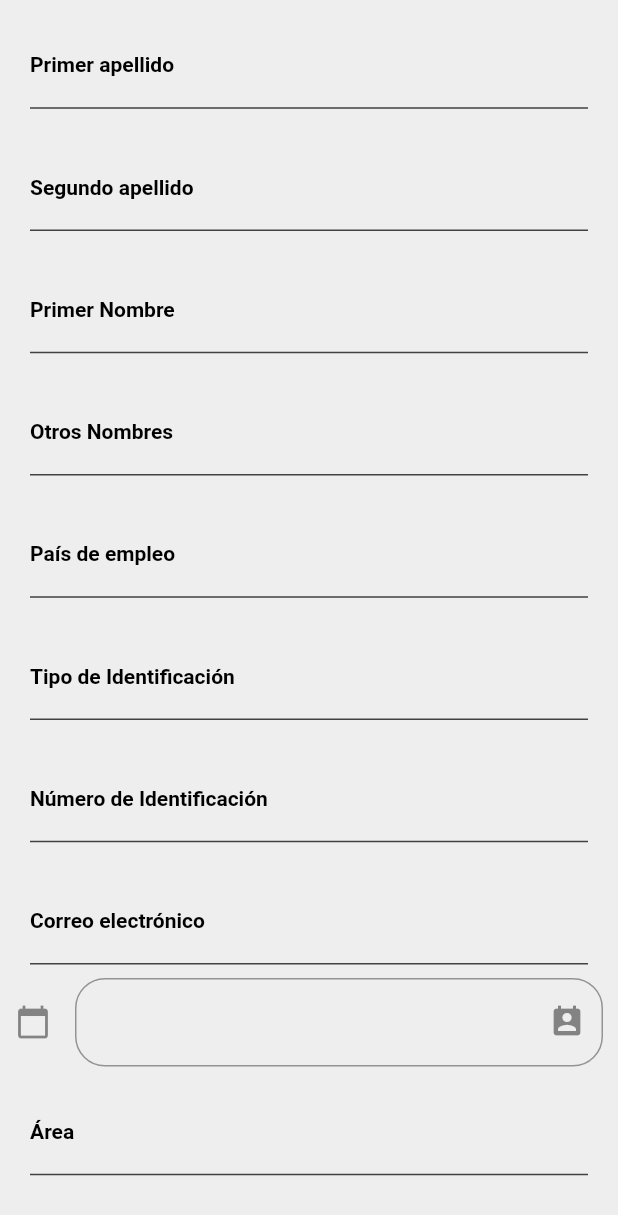
After one commit to joseleonardoluz/cidenet_test, a Flutter app: the screen it shows after launch, scrolled down 56 dp, after a tap on the "add box" icon, on a phone screen of 412 x 824 dp. The commit adds this screen. Shown: the top 1215 px of the screen. Run offline on Flutter 3.47's test engine with Material 2 defaults, Android fonts, the light colour scheme and no system bars; our stand-ins replace equatable; Roboto replaces fonts that are missing (Poppins); statements that could not run were skipped.

Commit message:
Creation  of the form login user

```diff
--- /dev/null
+++ b/lib/bloc/login_bloc.dart
@@ -0,0 +1,63 @@
+
+import 'dart:async';
+
+class LoginBloc{
+
+  final _firstNameCtrl              = StreamController<String>.broadcast();
+  final _secondNameCtrl             = StreamController<String>.broadcast();
+  final _surNameCtrl                = StreamController<String>.broadcast();
+  final _secondSurnameCtrl          = StreamController<String>.broadcast();
+  final _cityJobCtrl                = StreamController<String>.broadcast();
+  final _typeIdCtrl                 = StreamController<String>.broadcast();
+  final _numeberIdentificationCtrl  = StreamController<String>.broadcast();
+  final _emailCtrl                  = StreamController<String>.broadcast();
+  final _dateAdmissionCtrl          = StreamController<String>.broadcast();
+  final _areaCtrl                   = StreamController<String>.broadcast();
+  final _stateCtrl                  = StreamController<String>.broadcast();
+  final _dateRecordCtrl             = StreamController<String>.broadcast();
+
+
+  Stream<String> get firstName => _firstNameCtrl.stream;
+  Stream<String> get secondName => _secondNameCtrl.stream;
+  Stream<String> get surName => _surNameCtrl.stream;
+  Stream<String> get secondSurname => _secondSurnameCtrl.stream;
+  Stream<String> get cityJob => _cityJobCtrl.stream;
+  Stream<String> get typeId => _typeIdCtrl.stream;
+  Stream<String> get numeberIdentification => _numeberIdentificationCtrl.stream;
+  Stream<String> get email => _emailCtrl.stream;
+  Stream<String> get dateAdmission => _dateAdmissionCtrl.stream;
+  Stream<String> get area =>  _areaCtrl.stream;
+  Stream<String> get state => _stateCtrl.stream;
+  Stream<String> get dateRecord => _dateRecordCtrl.stream;
+
+  Function(String) get changeFirstName => _firstNameCtrl.sink.add;
+  Function(String) get changeSecondName => _secondNameCtrl.sink.add;
+  Function(String) get changeSurName => _surNameCtrl.sink.add;
+  Function(String) get changeSecondSurname => _secondSurnameCtrl.sink.add;
+  Function(String) get changeCityJob => _cityJobCtrl.sink.add;
+  Function(String) get changeTypeId => _typeIdCtrl.sink.add;
+  Function(String) get changeNumeberIdentification  => _numeberIdentificationCtrl.sink.add;
+  Function(String) get changeEmail => _emailCtrl.sink.add;
+  Function(String) get changeDateAdmission => _dateAdmissionCtrl.sink.add;
+  Function(String) get changeArea => _areaCtrl.sink.add;
+  Function(String) get changeState => _stateCtrl.sink.add;
+  Function(String) get changeDateRecord  => _dateRecordCtrl.sink.add;
+
+
+  @override
+  void dispose() {
+
+_firstNameCtrl.close();
+_secondNameCtrl.close();
+_surNameCtrl.close();
+_secondSurnameCtrl.close();
+_cityJobCtrl.close();
+_typeIdCtrl.close();
+_numeberIdentificationCtrl.close();
+_emailCtrl.close();
+_dateAdmissionCtrl.close();
+_areaCtrl.close();
+_stateCtrl.close();
+_dateRecordCtrl.close();
+  }
+}
--- /dev/null
+++ b/lib/bloc/provider.dart
@@ -0,0 +1,20 @@
+
+import 'package:cidenet_test/bloc/login_bloc.dart';
+import 'package:flutter/material.dart';
+
+class Provider extends InheritedWidget {
+
+  final loginBloc = LoginBloc();
+
+  Provider({
+    Key key,
+    Widget child,
+  }): super(key: key, child: child);
+
+  static LoginBloc of(BuildContext context) {
+    return  context.dependOnInheritedWidgetOfExactType<Provider>().loginBloc;
+  }
+
+  @override
+  bool updateShouldNotify(Provider oldWidget) => true;
+}
--- a/lib/main.dart
+++ b/lib/main.dart
@@ -1,3 +1,4 @@
+import 'package:cidenet_test/bloc/provider.dart';
 import 'package:cidenet_test/routes/routes.dart';
 import 'package:flutter/material.dart';
 
@@ -6,11 +7,12 @@ void main() => runApp(MyApp());
 class MyApp extends StatelessWidget {
   @override
   Widget build(BuildContext context) {
-    return MaterialApp(
+    return Provider(
+        child: MaterialApp(
       debugShowCheckedModeBanner: false,
       title: 'Cidened',
       initialRoute: 'homepage',
       routes: appRoutes,
-    );
+    ));
   }
 }
--- a/lib/pages/edit_user_page.dart
+++ b/lib/pages/edit_user_page.dart
@@ -1,3 +1,5 @@
+import 'package:cidenet_test/bloc/login_bloc.dart';
+import 'package:cidenet_test/bloc/provider.dart';
 import 'package:cidenet_test/helper/formatter_tiem.dart';
 import 'package:cidenet_test/models/user.dart';
 import 'package:flutter/material.dart';
@@ -33,6 +35,8 @@ class _EditUserPageState extends State<EditUserPage> {
   @override
   Widget build(BuildContext context) {
     final User user = ModalRoute.of(context).settings.arguments;
+    final bloc  = Provider.of(context);
+
     _firstNameCtrl.text = user.firstName;
     _secondNameCtrl.text = user.secondName;
     _surNameCtrl.text = user.surName;
@@ -56,26 +60,24 @@ class _EditUserPageState extends State<EditUserPage> {
             key: _formKey,
             child: Column(
               children: [
-                CustomInput(labelText: 'Primer apellido', textController: _surNameCtrl),
-                CustomInput(labelText: 'Segundo apellido', textController: _secondSurnameCtrl),
-                CustomInput(labelText: 'Primer Nombre', textController: _firstNameCtrl),
-                CustomInput(labelText: 'Otros Nombres', textController: _secondNameCtrl),
-                CustomInput(labelText: 'País de empleo', textController: _cityJobCtrl),
-                CustomInput(labelText: 'Tipo de Identificación', textController: _typeIdCtrl),
-                CustomInput(labelText: 'Número de Identificación', textController: _numeberIdentificationCtrl),
-                CustomInput(labelText: 'Correo electrónico', textController: _emailCtrl),
-                _createDate('Fecha de ingreso', _ctrlDate, typeDate.onlyData),
-                CustomInput(labelText: 'Área', textController: _areaCtrl),
-                CustomInput(labelText: 'Estado', textController: _stateCtrl),
-                _createDate('Fecha y hora de registro', _ctrlTime, typeDate.Complete),
+                CustomInput(bloc: bloc.surName,labelText: 'Primer apellido', textController: _surNameCtrl),
+                CustomInput(bloc: bloc.secondSurname,labelText: 'Segundo apellido', textController: _secondSurnameCtrl),
+                CustomInput(bloc: bloc.firstName,labelText: 'Primer Nombre', textController: _firstNameCtrl),
+                CustomInput(bloc: bloc.secondName,labelText: 'Otros Nombres', textController: _secondNameCtrl),
+                CustomInput(bloc: bloc.cityJob,labelText: 'País de empleo', textController: _cityJobCtrl),
+                CustomInput(bloc: bloc.typeId,labelText: 'Tipo de Identificación', textController: _typeIdCtrl),
+                CustomInput(bloc: bloc.numeberIdentification,labelText: 'Número de Identificación', textController: _numeberIdentificationCtrl),
+                CustomInput(bloc: bloc.email,labelText: 'Correo electrónico', textController: _emailCtrl),
+                _createDate('Fecha de ingreso', _ctrlDate, typeDate.onlyData, bloc.dateAdmission),
+                CustomInput(bloc: bloc.area, labelText: 'Área', textController: _areaCtrl),
+                CustomInput(bloc: bloc.state, labelText: 'Estado', textController: _stateCtrl),
+                _createDate('Fecha y hora de registro', _ctrlTime, typeDate.Complete, bloc.dateRecord),
                 Padding(
                   padding: const EdgeInsets.symmetric(vertical: 16.0),
                   child: ElevatedButton(
                   onPressed: () {
-                // Validate returns true if the form is valid, or false otherwise.
+
                   if (_formKey.currentState.validate()) {
-                  // If the form is valid, display a snackbar. In the real world,
-                  // you'd often call a server or save the information in a database.
                       ScaffoldMessenger.of(context)
                       .showSnackBar(SnackBar(content: Text('Processing Data')));
                   }
@@ -91,9 +93,8 @@ class _EditUserPageState extends State<EditUserPage> {
     ));
   }
 
-  Widget _createDate(String text, TextEditingController ctl, typeDate type) {
+  Widget _createDate(String text, TextEditingController ctl, typeDate type, Stream<dynamic> bloc) {
 
-    FormatterTime formatterTime = FormatterTime();
     bool _enable;
     if (type == typeDate.Complete) {
       _enable = false;
@@ -107,22 +108,23 @@ class _EditUserPageState extends State<EditUserPage> {
         controller: ctl,
         enableInteractiveSelection: false,
         decoration: InputDecoration(
-            border:
-                OutlineInputBorder(borderRadius: BorderRadius.circular(20.0)),
+            border: OutlineInputBorder(borderRadius: BorderRadius.circular(20.0)),
             hintText: text,
             suffixIcon: Icon(Icons.perm_contact_calendar),
             icon: Icon(Icons.calendar_today)),
         onTap: () {
           FocusScope.of(context).requestFocus(new FocusNode());
-          _selectDate(context, formatterTime, type);
+          _selectDate(context, type);
         },
       ),
     );
   }
 
-  _selectDate(BuildContext context, FormatterTime formatterTime, typeDate type) async {
+  _selectDate(BuildContext context, typeDate type) async {
 
+    FormatterTime formatterTime = FormatterTime();
     DateTime _firstDate;
+
     if (type == typeDate.Complete) {
       _firstDate = DateTime(2020);
     }else{
@@ -160,6 +162,7 @@ class CustomInput extends StatelessWidget {
   final TextEditingController textController;
   final TextInputType keyboardType;
   final bool isPassword;
+  final Stream<dynamic> bloc;
 
   const CustomInput({
     Key key,
@@ -167,10 +170,16 @@ class CustomInput extends StatelessWidget {
     @required this.textController,
     this.keyboardType,
     this.isPassword = false,
+    @required this.bloc,
   }) : super(key: key);
 
   @override
   Widget build(BuildContext context) {
+
+    return StreamBuilder(
+      stream: bloc,
+     // initialData: initialData,
+      builder: (BuildContext context, AsyncSnapshot snapshot) {
            return Container(
         margin: EdgeInsets.only(left: 20, right: 20, top: 17, bottom: 9),
         decoration: BoxDecoration(
@@ -199,5 +208,8 @@ class CustomInput extends StatelessWidget {
               labelStyle: TextStyle(
                   color: Colors.black, decoration: TextDecoration.none)),
         ));
+      },
+    );
+
   }
 }
--- a/lib/pages/home_page.dart
+++ b/lib/pages/home_page.dart
@@ -1,3 +1,4 @@
+import 'package:cidenet_test/helper/formatter_tiem.dart';
 import 'package:cidenet_test/models/user.dart';
 import 'package:cidenet_test/pages/edit_user_page.dart';
 import 'package:flutter/material.dart';
@@ -47,6 +48,13 @@ class HomePage extends StatelessWidget {
           title: Text('Usuarios'),
           backgroundColor: Colors.indigo,
           actions: [
+            IconButton(icon: Icon(
+              Icons.add_box
+            ),
+             onPressed: (){
+                Navigator.of(context).pushNamed('loginPage');
+             }
+            ),
             IconButton(icon: Icon(
               Icons.search
             ),
@@ -99,6 +107,7 @@ class _ItemUser extends StatelessWidget {
   @override
   Widget build(BuildContext context) {
    Size sizeCustom = MediaQuery.of(context).size;
+
    TextStyle styleCustom = TextStyle(
                   fontWeight: FontWeight.w600,
                   fontSize: 16);
--- /dev/null
+++ b/lib/pages/login_page.dart
@@ -0,0 +1,167 @@
+import 'package:cidenet_test/bloc/login_bloc.dart';
+import 'package:cidenet_test/bloc/provider.dart';
+import 'package:cidenet_test/helper/formatter_tiem.dart';
+import 'package:cidenet_test/pages/edit_user_page.dart';
+import 'package:flutter/material.dart';
+
+enum typeDate { onlyData, Complete }
+class LoginPage extends StatefulWidget {
+
+   LoginPage({
+      Key key
+    }):super(key: key);
+
+  @override
+  _LoginPageState createState() => _LoginPageState();
+}
+
+class _LoginPageState extends State<LoginPage> {
+
+  final _formKey = GlobalKey<FormState>();
+
+  TextEditingController _firstNameCtrl = TextEditingController();
+  TextEditingController _secondNameCtrl = TextEditingController();
+  TextEditingController _surNameCtrl = TextEditingController();
+  TextEditingController _secondSurnameCtrl = TextEditingController();
+  TextEditingController _cityJobCtrl = TextEditingController();
+  TextEditingController _typeIdCtrl = TextEditingController();
+  TextEditingController _numeberIdentificationCtrl = TextEditingController();
+  TextEditingController _emailCtrl = TextEditingController();
+  TextEditingController _areaCtrl = TextEditingController();
+  TextEditingController _stateCtrl = TextEditingController();
+  TextEditingController _ctrlDate = TextEditingController();
+  TextEditingController _ctrlTime = TextEditingController();
+
+  @override
+  Widget build(BuildContext context) {
+
+    final bloc  = Provider.of(context);
+    return SafeArea(
+      child: Scaffold(
+        backgroundColor: Colors.grey[200],
+        body: Container(
+          child: SingleChildScrollView(
+             child: Form(
+              key: _formKey,
+              child: Column(
+                children: [
+                CustomInput(bloc: bloc.surName, labelText: 'Primer apellido', textController: _surNameCtrl),
+                CustomInput(bloc: bloc.secondSurname, labelText: 'Segundo apellido', textController: _secondSurnameCtrl),
+                CustomInput(bloc: bloc.firstName, labelText: 'Primer Nombre', textController: _firstNameCtrl),
+                CustomInput(bloc: bloc.secondName, labelText: 'Otros Nombres', textController: _secondNameCtrl),
+                CustomInput(bloc: bloc.cityJob, labelText: 'País de empleo', textController: _cityJobCtrl),
+                CustomInput(bloc: bloc.typeId, labelText: 'Tipo de Identificación', textController: _typeIdCtrl),
+                CustomInput(bloc: bloc.numeberIdentification,labelText: 'Número de Identificación', textController: _numeberIdentificationCtrl),
+                CustomInput(bloc: bloc.email,labelText: 'Correo electrónico', textController: _emailCtrl),
+                CreateDateFile(
+                  bloc: bloc.dateAdmission,
+                  text: 'Fecha de ingreso',
+                  textEditingController: _ctrlDate,
+                  type: typeDate.onlyData),
+                CustomInput(bloc: bloc.area, labelText: 'Área', textController: _areaCtrl),
+                CustomInput(bloc: bloc.state, labelText: 'Estado', textController: _stateCtrl),
+                CreateDateFile(
+                  bloc: bloc.dateRecord,
+                  text: 'Fecha y hora de registro',
+                  textEditingController: _ctrlTime,
+                  type: typeDate.Complete),
+                Padding(
+                  padding: const EdgeInsets.symmetric(vertical: 16.0),
+                  child: ElevatedButton(
+                  onPressed: () {
+
+                   if (_formKey.currentState.validate()) {
+                      ScaffoldMessenger.of(context)
+                      .showSnackBar(SnackBar(content: Text('Processing Data')));
+                    }
+                  },
+                  child: Text('Submit'),
+                 ),
+                       )
+                ],
+              ),
+            )
+          ),
+        )
+      )
+    );
+  }
+}
+
+class CreateDateFile extends StatefulWidget {
+
+  final String text;
+  final TextEditingController textEditingController;
+  final typeDate type;
+  final Stream<dynamic> bloc;
+
+  CreateDateFile({
+    Key key,
+    this.text,
+    this.textEditingController,
+    this.type,
+    @required this.bloc
+  }) : super(key: key);
+
+  @override
+  _CreateDateFileState createState() => _CreateDateFileState();
+}
+
+class _CreateDateFileState extends State<CreateDateFile> {
+  String _fecha = '';
+  @override
+  Widget build(BuildContext context) {
+    return Container(
+      margin: EdgeInsets.symmetric(horizontal: 10),
+      child: TextField(
+        controller: widget.textEditingController,
+        enableInteractiveSelection: false,
+        decoration: InputDecoration(
+            border: OutlineInputBorder(borderRadius: BorderRadius.circular(20.0)),
+            hintText: widget.text,
+            suffixIcon: Icon(Icons.perm_contact_calendar),
+            icon: Icon(Icons.calendar_today)),
+        onTap: () {
+          FocusScope.of(context).requestFocus(new FocusNode());
+          _selectDate(context, widget.type);
+        },
+      ),
+    );
+  }
+
+   _selectDate(BuildContext context, typeDate type) async {
+
+    FormatterTime formatterTime = FormatterTime();
+    DateTime _firstDate;
+
+    if (type == typeDate.Complete) {
+      _firstDate = DateTime(2020);
+    }else{
+     _firstDate = DateTime.now();
+    }
+
+    DateTime picked = await showDatePicker(
+        context: context,
+        initialDate: DateTime.now(),
+        firstDate: _firstDate,
+        lastDate: DateTime.now());
+    String _dateFormated;
+    if (type == typeDate.Complete) {
+      _dateFormated = formatterTime.timeFormat(picked);
+      if (picked != null) {
+        setState(() {
+          _fecha = _dateFormated;
+          widget.textEditingController.text = _fecha;
+        });
+      }
+    } else {
+      _dateFormated = formatterTime.dateFormat(picked);
+      if (picked != null) {
+        setState(() {
+          _fecha = _dateFormated;
+          widget.textEditingController.text = _fecha;
+        });
+      }
+    }
+  }
+}
--- a/lib/routes/routes.dart
+++ b/lib/routes/routes.dart
@@ -1,10 +1,12 @@
 import 'package:cidenet_test/pages/edit_user_page.dart';
 import 'package:cidenet_test/pages/home_page.dart';
+import 'package:cidenet_test/pages/login_page.dart';
 import 'package:flutter/material.dart';
 
 final Map<String, Widget Function(BuildContext)> appRoutes = {
 
   'homepage':  (_) => HomePage(),
-  'editUserPage'   :  ( _ ) => EditUserPage()
+  'editUserPage'   :  ( _ ) => EditUserPage(),
+  'loginPage'      :  ( _ ) => LoginPage()
 
 };
```
Lines whose indentation alone changed are shown as unchanged.
